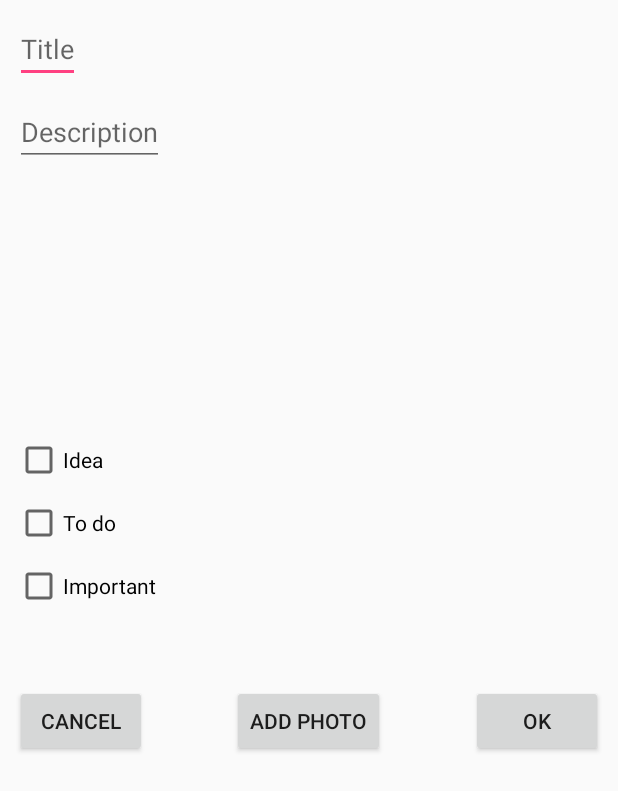
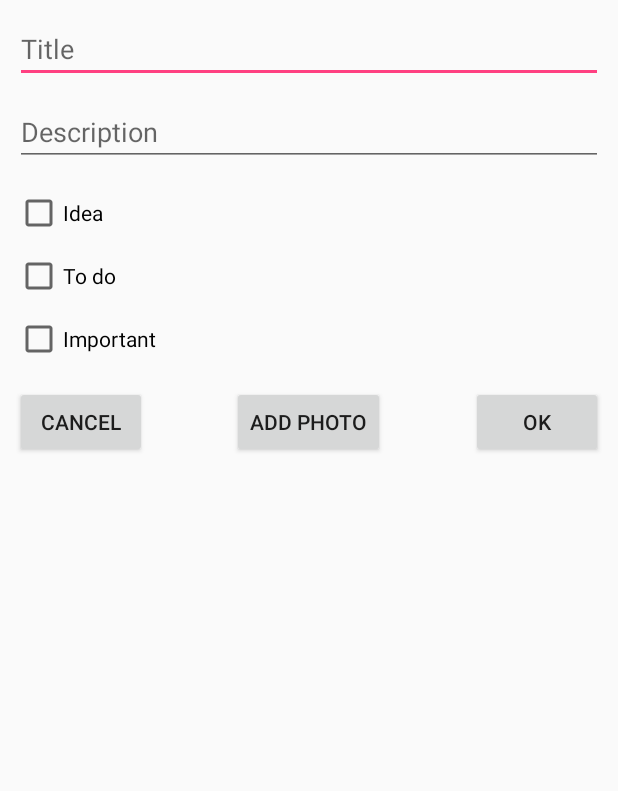
Before and after one commit to chandlergaines/gaineschandleraca, an Android app: the layout dialog_new_note.xml on its own in the app's theme, with its tools: preview values and no code run, on a phone screen of 412 x 824 dp. Shown: the top 791 px of the screen. Run offline under Robolectric (Android 15) with nearby library versions, the phone set to English and light mode, and no system bars.

Commit message:
N2S: Layout Changes

```diff
--- a/NotetoSelf/app/src/main/res/layout/dialog_new_note.xml
+++ b/NotetoSelf/app/src/main/res/layout/dialog_new_note.xml
@@ -2,11 +2,11 @@
 <RelativeLayout xmlns:android="http://schemas.android.com/apk/res/android"
                 xmlns:app="http://schemas.android.com/apk/res-auto"
                 xmlns:tools="http://schemas.android.com/tools"
-                android:layout_width="match_parent" android:layout_height="match_parent"
+                android:layout_width="match_parent" android:layout_height="wrap_content"
     android:padding="10dp">
 
     <EditText
-        android:layout_width="wrap_content"
+        android:layout_width="match_parent"
         android:layout_height="wrap_content"
         android:id="@+id/editTitle"
         android:layout_alignParentTop="true"
@@ -16,7 +16,7 @@
         android:hint="@string/title_hint" />
 
     <EditText
-        android:layout_width="wrap_content"
+        android:layout_width="match_parent"
         android:layout_height="wrap_content"
         android:id="@+id/editDescription"
         android:layout_below="@+id/editTitle"
@@ -34,7 +34,7 @@
         android:layout_below="@+id/editDescription"
         android:layout_alignParentLeft="true"
         android:layout_alignParentStart="true"
-        android:layout_marginTop="180dp"
+        android:layout_marginTop="15dp"
         android:checked="false" />
 
     <CheckBox
@@ -67,7 +67,7 @@
         android:layout_below="@+id/checkBoxImportant"
         android:layout_alignParentLeft="true"
         android:layout_alignParentStart="true"
-        android:layout_marginTop="50dp" />
+        android:layout_marginTop="15dp" />
 
     <Button
         android:layout_width="wrap_content"
@@ -90,7 +90,7 @@
         android:layout_width="150dp"
         android:layout_height="150dp"
         android:layout_alignParentRight="true"
-        android:layout_marginTop="265dp"
+        android:layout_below="@+id/editDescription"
         android:id="@+id/photoImageView"/>
 
 </RelativeLayout>
```
